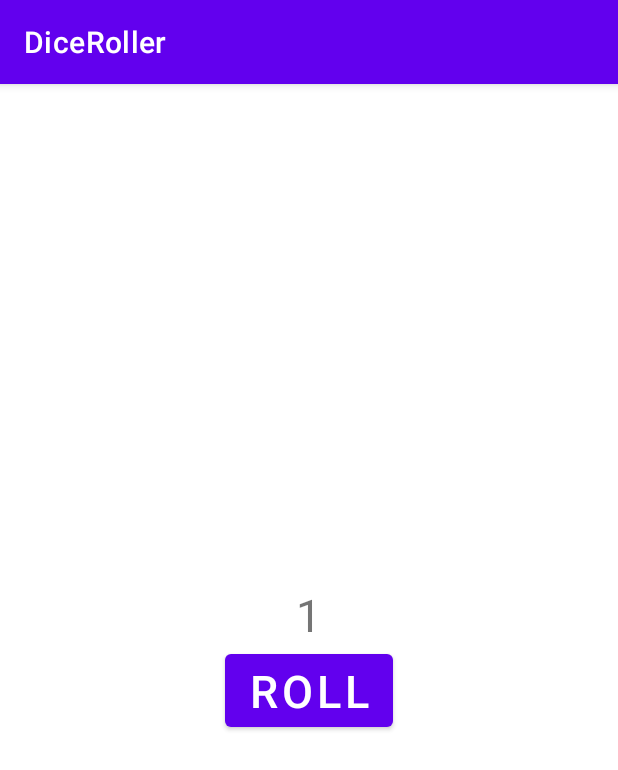
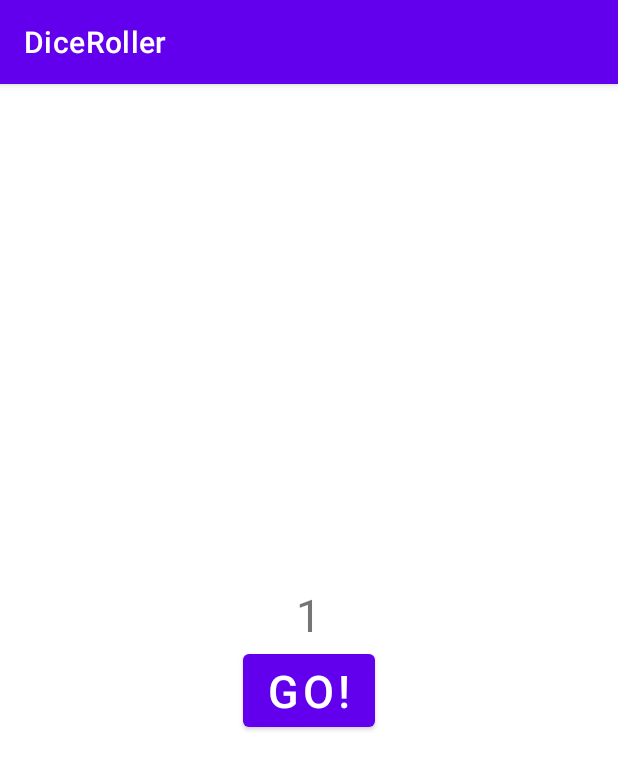
Before and after one commit to Jeffzieee/DiceRoller, an Android app: the screen it shows after launch (MainActivity), on a phone screen of 412 x 824 dp. Shown: the top 770 px of the screen. Run offline under Robolectric (Android 15) with nearby library versions, the phone set to English and light mode, and no system bars.

Commit message:
Defined Button

```diff
--- a/app/src/main/java/com/example/diceroller/MainActivity.kt
+++ b/app/src/main/java/com/example/diceroller/MainActivity.kt
@@ -2,10 +2,13 @@ package com.example.diceroller
 
 import androidx.appcompat.app.AppCompatActivity
 import android.os.Bundle
+import android.widget.*
 
 class MainActivity : AppCompatActivity() {
     override fun onCreate(savedInstanceState: Bundle?) {
         super.onCreate(savedInstanceState)
         setContentView(R.layout.activity_main)
+        val b1 = findViewById<Button>(R.id.b1)
+        b1.text="GO!"
     }
 }
```
